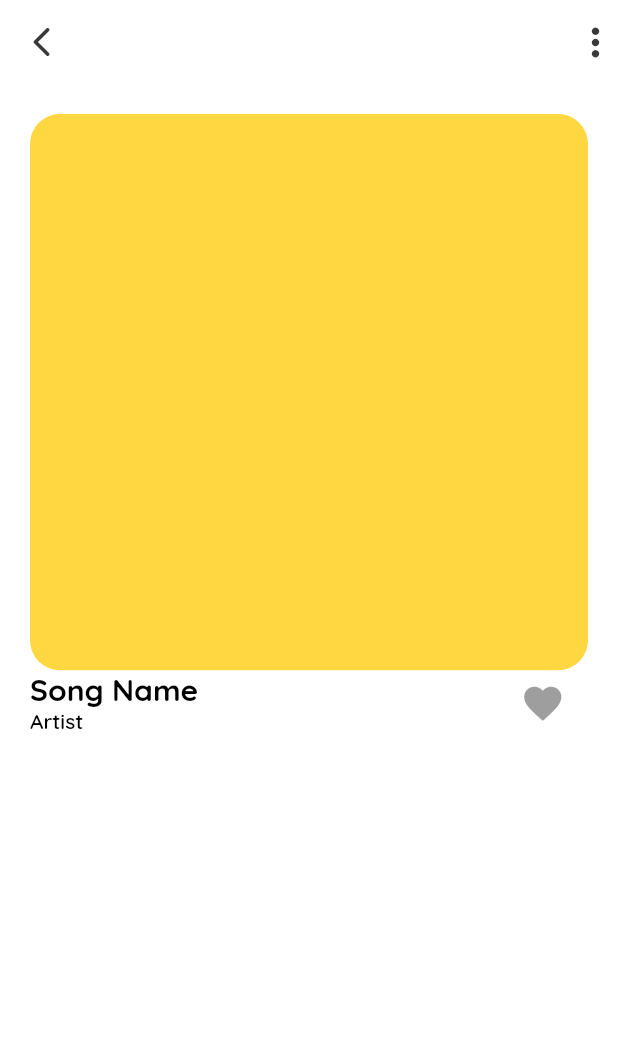
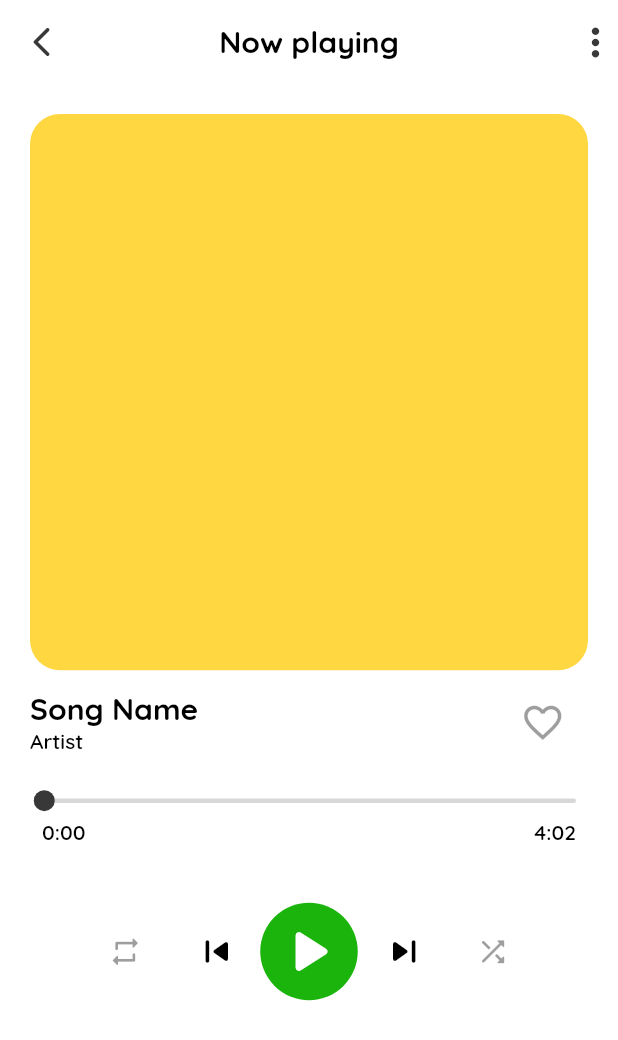
Before and after one commit to aryanmajhi75/warpd, a Flutter app: the MusicPlayer screen opened by its route, on a phone screen of 412 x 824 dp. Shown: the top 1040 px of the screen. Run offline on Flutter 3.47's test engine with Material 2 defaults, Android fonts, the light colour scheme and no system bars; drawn by our look-alikes of audio_video_progress_bar; our stand-ins replace appwrite.

Commit message:
Button Row added

```diff
--- /dev/null
+++ b/spotify/lib/components/buttonRow.dart
@@ -0,0 +1,143 @@
+import 'package:flutter/material.dart';
+import 'package:spotify/constants.dart';
+
+class ButtonRow extends StatelessWidget {
+  const ButtonRow({super.key});
+
+  final bool _isPressed = false;
+  @override
+  Widget build(BuildContext context) {
+    return Row(
+      mainAxisAlignment: MainAxisAlignment.center,
+      crossAxisAlignment: CrossAxisAlignment.center,
+      children: [
+        //Repeat Button
+        ElevatedButton(
+          style: ButtonStyle(
+            shape: const MaterialStatePropertyAll(CircleBorder()),
+            fixedSize: const MaterialStatePropertyAll(
+              Size(5, 5),
+            ),
+            backgroundColor: const MaterialStatePropertyAll(Colors.transparent),
+            iconColor: _isPressed
+                ? MaterialStatePropertyAll(spotifyGreen)
+                : const MaterialStatePropertyAll(Colors.black38),
+          ),
+          onPressed: () {
+            // if (_isPressed) {
+            //   setState(() => _isPressed = false);
+            // } else {
+            //   setState(() => _isPressed = true);
+            // }
+          },
+          child: const Icon(
+            Icons.repeat_rounded,
+            size: 23,
+          ),
+        ),
+
+        //Previous Button
+        ElevatedButton(
+          style: const ButtonStyle(
+            shape: MaterialStatePropertyAll(CircleBorder()),
+            fixedSize: MaterialStatePropertyAll(
+              Size(5, 5),
+            ),
+            backgroundColor: MaterialStatePropertyAll(Colors.transparent),
+            iconColor: MaterialStatePropertyAll(Colors.black),
+          ),
+          onPressed: () {
+            // if (_isPressed) {
+            //   setState(() => _isPressed = false);
+            // } else {
+            //   setState(() => _isPressed = true);
+            // }
+          },
+          child: const Icon(
+            Icons.skip_previous_rounded,
+            size: 30,
+          ),
+        ),
+
+        //Pause/Play Button
+        ElevatedButton(
+          style: ButtonStyle(
+            shape: const MaterialStatePropertyAll(
+              CircleBorder(),
+            ),
+            fixedSize: const MaterialStatePropertyAll(
+              Size(65, 65),
+            ),
+            padding: const MaterialStatePropertyAll(
+              EdgeInsets.only(
+                right: 1,
+              ),
+            ),
+            elevation: const MaterialStatePropertyAll(0),
+            backgroundColor: MaterialStatePropertyAll(spotifyGreen),
+            iconColor: MaterialStatePropertyAll(spotifyWhite),
+          ),
+          onPressed: () {
+            // if (_isPressed) {
+            //   setState(() => _isPressed = false);
+            // } else {
+            //   setState(() => _isPressed = true);
+            // }
+          },
+          child: const Icon(
+            Icons.play_arrow_rounded,
+            size: 50,
+          ),
+        ),
+
+        //Next Button
+        ElevatedButton(
+          style: const ButtonStyle(
+            shape: MaterialStatePropertyAll(CircleBorder()),
+            fixedSize: MaterialStatePropertyAll(
+              Size(5, 5),
+            ),
+            backgroundColor: MaterialStatePropertyAll(Colors.transparent),
+            iconColor: MaterialStatePropertyAll(Colors.black),
+          ),
+          onPressed: () {
+            // if (_isPressed) {
+            //   setState(() => _isPressed = false);
+            // } else {
+            //   setState(() => _isPressed = true);
+            // }
+          },
+          child: const Icon(
+            Icons.skip_next_rounded,
+            size: 30,
+          ),
+        ),
+
+        //Shuffle Songs
+        ElevatedButton(
+          style: ButtonStyle(
+            shape: const MaterialStatePropertyAll(CircleBorder()),
+            fixedSize: const MaterialStatePropertyAll(
+              Size(5, 5),
+            ),
+            backgroundColor: const MaterialStatePropertyAll(Colors.transparent),
+            iconColor: _isPressed
+                ? MaterialStatePropertyAll(spotifyGreen)
+                : const MaterialStatePropertyAll(Colors.black38),
+          ),
+          onPressed: () {
+            // if (_isPressed) {
+            //   setState(() => _isPressed = false);
+            // } else {
+            //   setState(() => _isPressed = true);
+            // }
+          },
+          child: const Icon(
+            Icons.shuffle_rounded,
+            size: 23,
+          ),
+        ),
+      ],
+    );
+  }
+}
--- a/spotify/lib/pages/musicplayer.dart
+++ b/spotify/lib/pages/musicplayer.dart
@@ -1,4 +1,6 @@
+import 'package:audio_video_progress_bar/audio_video_progress_bar.dart';
 import 'package:flutter/material.dart';
+import 'package:spotify/components/buttonRow.dart';
 import 'package:spotify/constants.dart';
 
 class MusicPlayer extends StatefulWidget {
@@ -10,6 +12,10 @@ class MusicPlayer extends StatefulWidget {
 
 class _MusicPlayerState extends State<MusicPlayer> {
   bool _isPressed = false;
+  final Duration _totalDuration = Duration(
+    minutes: 4,
+    seconds: 02,
+  );
   @override
   Widget build(BuildContext context) {
     final deviceHeight = MediaQuery.of(context).size.height;
@@ -26,6 +32,11 @@ class _MusicPlayerState extends State<MusicPlayer> {
           onPressed: () => Navigator.pop(context),
           icon: const Icon(Icons.arrow_back_ios_rounded),
         ),
+        title: Text(
+          "Now playing",
+          style: Theme.of(context).textTheme.headlineMedium,
+        ),
+        centerTitle: true,
       ),
       body: SafeArea(
         child: Padding(
@@ -38,6 +49,9 @@ class _MusicPlayerState extends State<MusicPlayer> {
                   borderRadius: BorderRadius.circular(20),
                   color: Colors.amberAccent,
                 ),
+              ),
+              const SizedBox(
+                height: 13,
               ),
               Row(
                 children: [
@@ -85,11 +99,35 @@ class _MusicPlayerState extends State<MusicPlayer> {
                       }
                     },
                     child: const Icon(
-                      Icons.favorite,
+                      Icons.favorite_border_outlined,
                     ),
                   ),
                 ],
               ),
+              const SizedBox(
+                height: 15,
+              ),
+              Padding(
+                padding: const EdgeInsets.all(8),
+                child: ProgressBar(
+                  progress: const Duration(
+                    seconds: 0,
+                  ),
+                  total: _totalDuration,
+                  barHeight: 3,
+                  progressBarColor: spotifyDarkGray,
+                  thumbColor: spotifyDarkGray,
+                  thumbRadius: 7,
+                  baseBarColor: spotifyGray,
+                  thumbGlowRadius: 0,
+                  timeLabelTextStyle: Theme.of(context).textTheme.displayMedium,
+                  timeLabelPadding: 5,
+                ),
+              ),
+              const SizedBox(
+                height: 30,
+              ),
+              const ButtonRow(),
             ],
           ),
         ),
--- a/spotify/pubspec.yaml
+++ b/spotify/pubspec.yaml
@@ -10,6 +10,7 @@ dependencies:
   flutter:
     sdk: flutter
   appwrite: ^8.1.0
+  audio_video_progress_bar:
 
 dev_dependencies:
   flutter_test:
```
Also changed, not shown: spotify/pubspec.lock.
